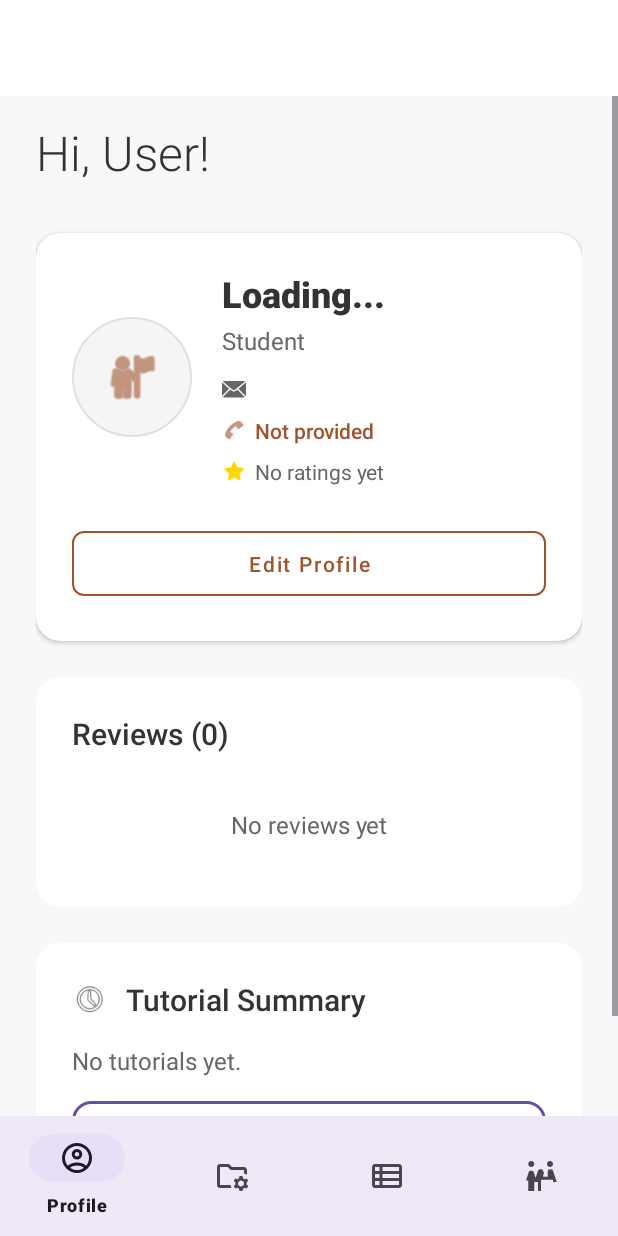
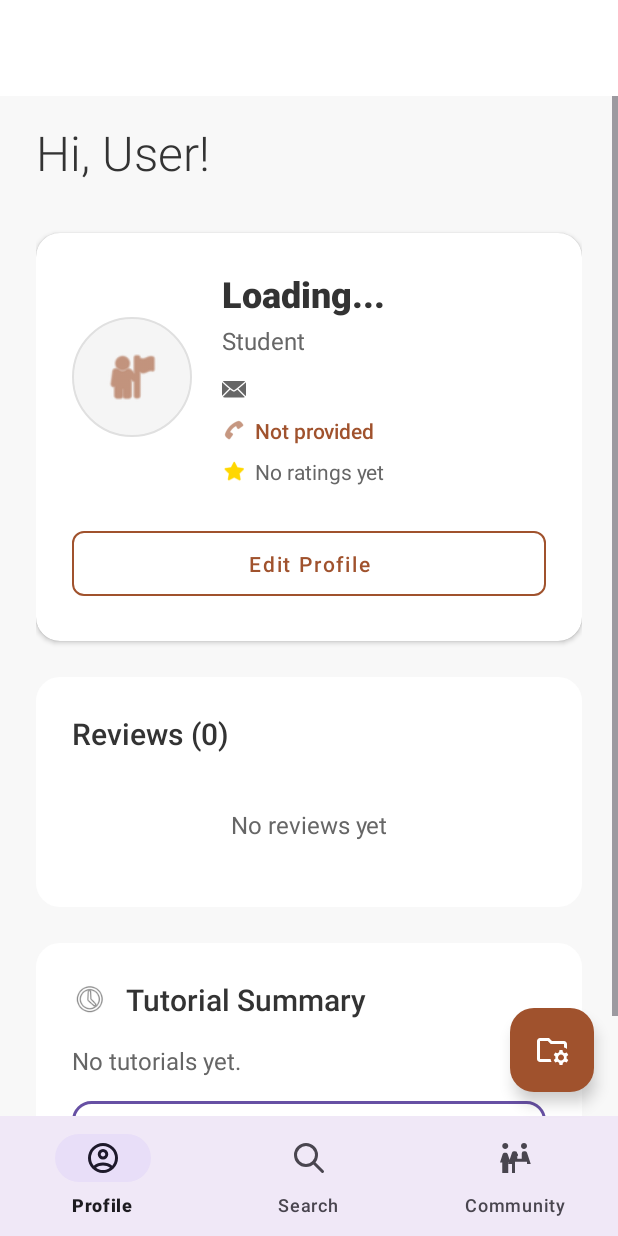
Before and after one commit to henriceriocain/DalTutor, an Android app: the TutorDashboard screen opened directly, with no data from a screen before it, on a phone screen of 412 x 824 dp. Run offline under Robolectric (Android 15) with nearby library versions, the phone set to English and light mode, and no system bars; our stand-ins replace Firebase (no records; nobody signed in at launch, a user with empty details on screens opened directly), navigation-ui; pictures from the network do not load.

Commit message:
Working on: Tutor Dashboard

```diff
--- a/app/src/main/java/com/example/csci3130group1/StudentDashboard.java
+++ b/app/src/main/java/com/example/csci3130group1/StudentDashboard.java
@@ -32,6 +32,5 @@ public class StudentDashboard extends AppCompatActivity {
         NavController navController = Navigation.findNavController(this, R.id.nav_host_fragment_activity_student_dashboard);
         NavigationUI.setupWithNavController(binding.navView, navController);
         navView.getMenu().removeItem(R.id.navigation_tutorial_management);
-        navView.getMenu().removeItem(R.id.navigation_recommendations);
     }
 }
--- a/app/src/main/java/com/example/csci3130group1/TutorDashboard.java
+++ b/app/src/main/java/com/example/csci3130group1/TutorDashboard.java
@@ -5,6 +5,7 @@ import android.widget.TextView;
 import android.widget.Toast;
 
 import com.google.android.material.bottomnavigation.BottomNavigationView;
+import com.google.android.material.floatingactionbutton.FloatingActionButton;
 
 import androidx.appcompat.app.AppCompatActivity;
 import androidx.navigation.NavController;
@@ -27,11 +28,12 @@ public class TutorDashboard extends AppCompatActivity {
         // Passing each menu ID as a set of Ids because each
         // menu should be considered as top level destinations.
         AppBarConfiguration appBarConfiguration = new AppBarConfiguration.Builder(
-                R.id.navigation_profile, R.id.navigation_tutorial_management, R.id.navigation_recommendations, R.id.navigation_community)
+                R.id.navigation_profile, R.id.navigation_search_for_tutorials, R.id.navigation_community)
                 .build();
         NavController navController = Navigation.findNavController(this, R.id.nav_host_fragment_activity_tutor_dashboard);
         NavigationUI.setupWithNavController(binding.navView, navController);
-        navView.getMenu().removeItem(R.id.navigation_search_for_tutorials);
+        // Remove non-tab items for tutors
+        navView.getMenu().removeItem(R.id.navigation_tutorial_management);
         welcomeText = findViewById(R.id.welcome_text);
 // NEW: Get username, role, and password from intent
         String username = getIntent().getStringExtra("username");
@@ -43,6 +45,12 @@ public class TutorDashboard extends AppCompatActivity {
             welcomeText.setText("Hello and welcome " + username + "! You are logged in as a " + role);
             Toast.makeText(this, "Logged in as " + username + " (" + role + ")", Toast.LENGTH_LONG).show();
         }
+
+        // Floating Action Button to create a tutorial (navigates to Tutorial Management)
+        FloatingActionButton fab = findViewById(R.id.fab_create_tutorial);
+        if (fab != null) {
+            fab.setOnClickListener(v -> navController.navigate(R.id.navigation_tutorial_management));
+        }
     }
 
 
--- a/app/src/main/res/layout/activity_tutor_dashboard.xml
+++ b/app/src/main/res/layout/activity_tutor_dashboard.xml
@@ -46,4 +46,17 @@
         app:layout_constraintTop_toTopOf="parent"
         app:navGraph="@navigation/mobile_navigation_tutor" />
 
+    <com.google.android.material.floatingactionbutton.FloatingActionButton
+        android:id="@+id/fab_create_tutorial"
+        android:layout_width="wrap_content"
+        android:layout_height="wrap_content"
+        android:contentDescription="Create Tutorial"
+        app:srcCompat="@drawable/folder_managed_24px"
+        app:layout_constraintBottom_toTopOf="@id/nav_view"
+        app:layout_constraintEnd_toEndOf="parent"
+        android:layout_marginEnd="16dp"
+        android:layout_marginBottom="16dp"
+        app:tint="#FFFFFF"
+        app:backgroundTint="#A0522D" />
+
 </androidx.constraintlayout.widget.ConstraintLayout>
--- a/app/src/main/res/menu/bottom_nav_menu.xml
+++ b/app/src/main/res/menu/bottom_nav_menu.xml
@@ -6,15 +6,7 @@
         android:icon="@drawable/account_circle_24px"
         android:title="@string/title_profile" />
 
-    <item
-        android:id="@+id/navigation_tutorial_management"
-        android:icon="@drawable/folder_managed_24px"
-        android:title="@string/title_tutorialManagement" />
-
-    <item
-        android:id="@+id/navigation_recommendations"
-        android:icon="@drawable/view_list_24px"
-        android:title="@string/title_recs" />
+    <!-- Removed tutorial management and recommendations from visible tabs -->
     <item
         android:id="@+id/navigation_search_for_tutorials"
         android:icon="@drawable/magnifying_glass_student"
--- a/app/src/main/res/navigation/mobile_navigation_tutor.xml
+++ b/app/src/main/res/navigation/mobile_navigation_tutor.xml
@@ -12,16 +12,17 @@
         tools:layout="@layout/fragment_profile" />
 
     <fragment
+        android:id="@+id/navigation_search_for_tutorials"
+        android:name="com.example.csci3130group1.ui.search_for_tutorials.SearchForTutorialsFragment"
+        android:label="@string/title_search_for_tutorials"
+        tools:layout="@layout/fragment_search_for_tutorials" />
+
+    <!-- Keep Tutorial Management in graph (for FAB navigation), but not as a tab item -->
+    <fragment
         android:id="@+id/navigation_tutorial_management"
         android:name="com.example.csci3130group1.ui.TutorialManagement.TutorialManagementFragment"
         android:label="@string/title_tutorialManagement"
         tools:layout="@layout/fragment_tutorial_management" />
-
-    <fragment
-        android:id="@+id/navigation_recommendations"
-        android:name="com.example.csci3130group1.ui.viewRecommendationsTutorDashboard.RecommendationsFragment"
-        android:label="@string/title_recs"
-        tools:layout="@layout/fragment_recs" />
 
     <fragment
         android:id="@+id/navigation_community"
```
Also changed, not shown: app/src/main/java/com/example/csci3130group1/ui/viewRecommendationsTutorDashboard/RecommendationsFragment.java (deleted, +0 -152 lines), app/src/main/java/com/example/csci3130group1/ui/viewRecommendationsTutorDashboard/RecommendationsViewModel.java (deleted, +0 -19 lines).
